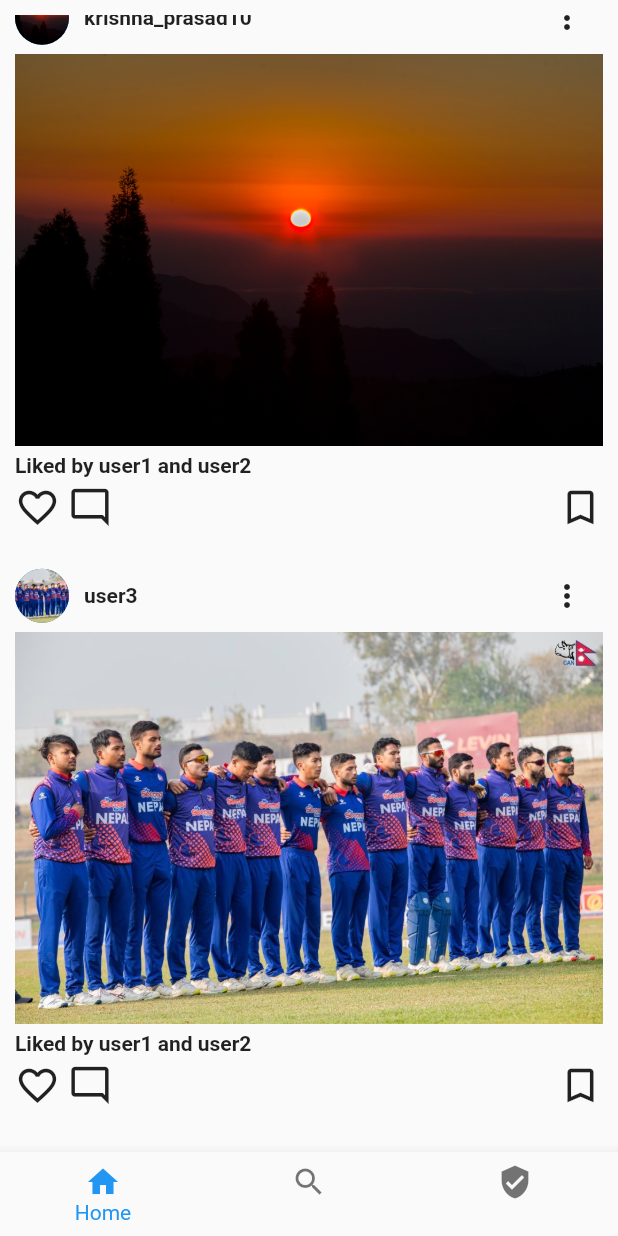
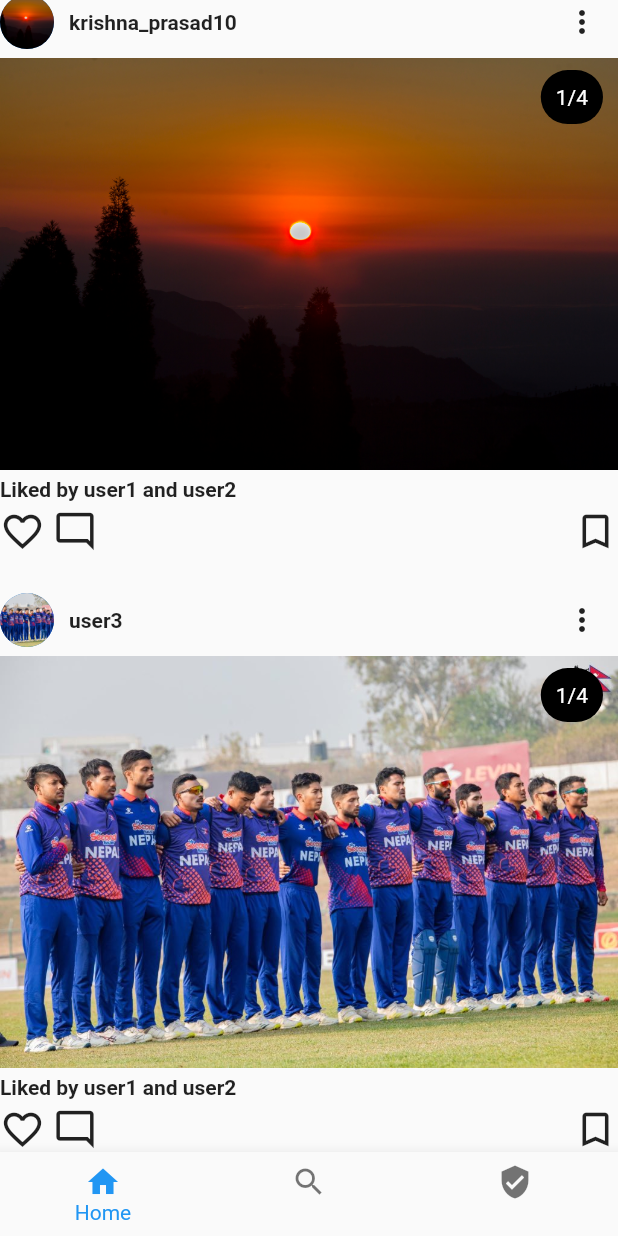
Before and after one commit to dnesbala/dart-flutter-fundamentals, a Flutter app: the screen it shows after launch, scrolled down 576 dp, on a phone screen of 412 x 824 dp. Run offline on Flutter 3.47's test engine with Material 2 defaults, Android fonts, the phone set to English and light mode, and no system bars; our stand-ins replace google_fonts.

Commit message:
Stack, ListTile demo

```diff
--- a/firstapp/lib/screens/insta_home_page.dart
+++ b/firstapp/lib/screens/insta_home_page.dart
@@ -3,6 +3,7 @@ import 'package:firstapp/data/story_data.dart';
 import 'package:firstapp/widgets/insta_post.dart';
 import 'package:firstapp/widgets/story_widget.dart';
 import 'package:flutter/material.dart';
+import 'package:google_fonts/google_fonts.dart';
 
 class InstaHomePage extends StatelessWidget {
   const InstaHomePage({super.key});
@@ -53,19 +54,32 @@ class InstaHomePage extends StatelessWidget {
           ),
         ],
       ),
-      body: Padding(
-        padding: const EdgeInsets.all(10),
-        child: SingleChildScrollView(
+      body: SingleChildScrollView(
         child: Column(
           crossAxisAlignment: CrossAxisAlignment.start,
           children: [
+            // ListTile(
+            //   leading:
+            //       CircleAvatar(backgroundImage: AssetImage("assets/post2.jpg")),
+            //   title: Text("Sapkota Vai"),
+            //   subtitle: Text("yo mero messaage ho"),
+            //   trailing: Column(
+            //     mainAxisAlignment: MainAxisAlignment.center,
+            //     children: [
+            //       Text("11:22PM"),
+            //       Text("3"),
+            //     ],
+            //   ),
+            // ),
             // Top AppBar
             Row(
               mainAxisAlignment: MainAxisAlignment.spaceBetween,
               children: [
                 Text("Instagram",
-                      style:
-                          TextStyle(fontSize: 26, fontStyle: FontStyle.italic)),
+                    style: TextStyle(
+                      fontSize: 26,
+                      fontStyle: FontStyle.italic,
+                    )),
                 Row(
                   children: [
                     Icon(Icons.favorite_outline, size: 28),
@@ -78,6 +92,29 @@ class InstaHomePage extends StatelessWidget {
               ],
             ),
             SizedBox(height: 20),
+            // // Stack lays the widget on top of another widget
+            // Stack(
+            //   children: [
+            //     // first child will be at the bottom of stack
+            //     Container(
+            //       height: MediaQuery.of(context).size.height * .5,
+            //       width: 200,
+            //       color: Colors.blue,
+            //     ),
+            //     // this second child will be on top of first child
+            //     Container(
+            //       height: 100,
+            //       width: 100,
+            //       color: Colors.green,
+            //     ),
+            //     // this child will be on the top of first and second and so on..
+            //     Container(
+            //       height: 100,
+            //       width: 100,
+            //       color: Colors.yellow,
+            //     ),
+            //   ],
+            // ),
             Text("Stories Section"),
             SizedBox(height: 10),
             SingleChildScrollView(
@@ -102,7 +139,6 @@ class InstaHomePage extends StatelessWidget {
           ],
         ),
       ),
-      ),
     );
   }
 }
--- a/firstapp/lib/widgets/insta_post.dart
+++ b/firstapp/lib/widgets/insta_post.dart
@@ -47,12 +47,29 @@ class InstaPost extends StatelessWidget {
             ),
           ],
         ),
+        Stack(
+          alignment: Alignment.topRight,
+          children: [
             SizedBox(
               width: double.maxFinite,
               child: Image.asset(
                 postPic,
                 fit: BoxFit.cover,
               ),
+            ),
+            Container(
+              margin: EdgeInsets.only(right: 10, top: 8),
+              decoration: BoxDecoration(
+                color: Colors.black,
+                borderRadius: BorderRadius.circular(30),
+              ),
+              padding: EdgeInsets.all(10),
+              child: Text(
+                "1/4",
+                style: TextStyle(color: Colors.white),
+              ),
+            ),
+          ],
         ),
         SizedBox(height: 5),
         Text(
--- a/firstapp/pubspec.yaml
+++ b/firstapp/pubspec.yaml
@@ -34,6 +34,7 @@ dependencies:
   # The following adds the Cupertino Icons font to your application.
   # Use with the CupertinoIcons class for iOS style icons.
   cupertino_icons: ^1.0.2
+  google_fonts: any
 
 dev_dependencies:
   flutter_test:
```
Also changed, not shown: firstapp/pubspec.lock, 1 other file. Lines whose indentation alone changed are shown as unchanged.
